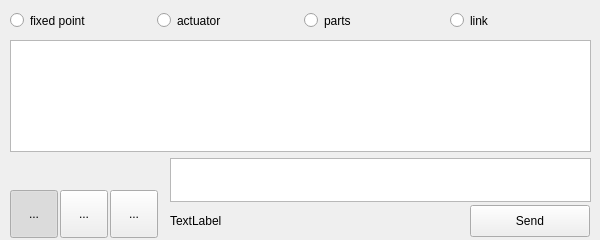
agent-system/robot_assembler_gui, file resources/edit.ui: the form before one commit.
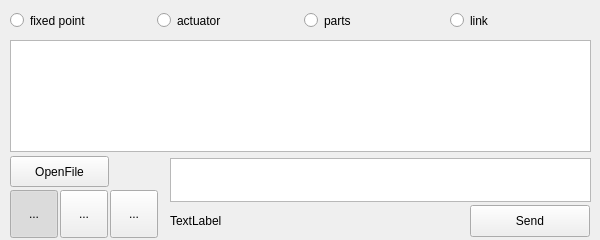
The form after the commit. Icons and pictures are not drawn.

Diff of the .ui file:
```diff
--- a/resources/edit.ui
+++ b/resources/edit.ui
@@ -312,6 +312,19 @@
     <string notr="true">modebuttonGroup</string>
    </attribute>
   </widget>
+  <widget class="QPushButton" name="openfile">
+   <property name="geometry">
+    <rect>
+     <x>10</x>
+     <y>156</y>
+     <width>99</width>
+     <height>31</height>
+    </rect>
+   </property>
+   <property name="text">
+    <string>OpenFile</string>
+   </property>
+  </widget>
  </widget>
  <resources/>
  <connections/>
```
